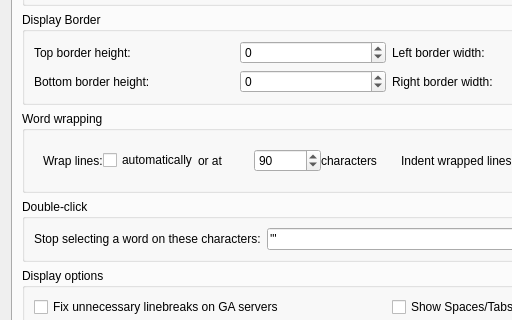
Qt form src/ui/profile_preferences.ui (Mudlet/Mudlet) before a commit; both pictures show x 0 to 512 and y 180 to 500 of the 777 by 705 pixel window.
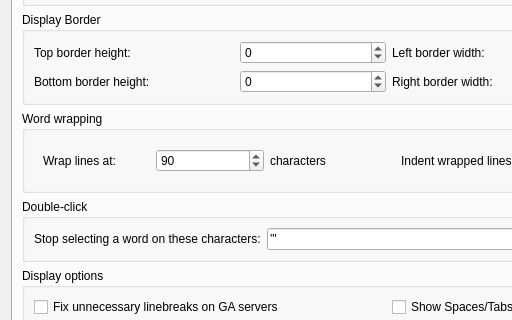
The same form after that commit. The open tabs and pages were chosen to show the change. Icons and pictures are not drawn. Custom widgets are drawn as their Qt base class.

```diff
--- a/src/ui/profile_preferences.ui
+++ b/src/ui/profile_preferences.ui
@@ -999,9 +999,6 @@
              <enum>QFrame::NoFrame</enum>
             </property>
             <layout class="QHBoxLayout" name="horizontalLayout_frame_wrap_at">
-             <property name="spacing">
-              <number>0</number>
-             </property>
              <item>
               <widget class="QLabel" name="label_wrap_at_spinBox">
                <property name="sizePolicy">
@@ -1017,21 +1014,7 @@
                 </size>
                </property>
                <property name="text">
-                <string>Wrap lines:</string>
-               </property>
-              </widget>
-             </item>
-             <item>
-              <widget class="QCheckBox" name="checkBox_autoWrap">
-               <property name="text">
-                <string>automatically</string>
-               </property>
-              </widget>
-             </item>
-             <item>
-              <widget class="QLabel" name="label_6">
-               <property name="text">
-                <string>or at</string>
+                <string>Wrap lines at:</string>
                </property>
               </widget>
              </item>
```
Left out of the diff: 3 changed lines with no effect on the pictures.
